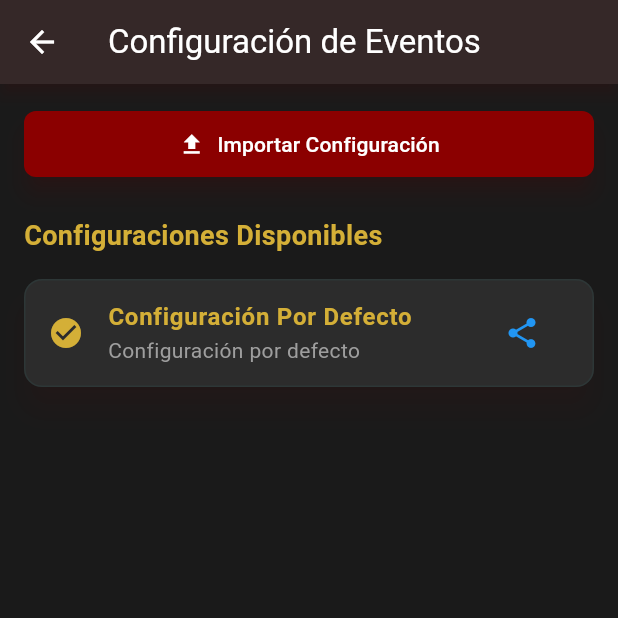
After one commit to idsnet-repo/mistborn-dominance, a Flutter app: the screen it shows after launch, after a tap on the "settings" icon, on a phone screen of 412 x 824 dp, the top half of it. The commit adds this screen. Run offline on Flutter 3.47's test engine with Material 3 defaults, Android fonts, the light colour scheme and no system bars; our stand-ins replace file_picker, share_plus, wakelock_plus.

Commit message:
importar configuraciones de Dominance Track

```diff
--- a/lib/services/config_loader.dart
+++ b/lib/services/config_loader.dart
@@ -1,9 +1,6 @@
-import 'dart:convert';
-import 'package:flutter/services.dart' show rootBundle;
+import 'config_manager.dart';
 import '../domain/model.dart';
 
 Future<GameConfig> loadGameConfig() async {
-  final jsonStr = await rootBundle.loadString('assets/dominance_config.json');
-  final data = json.decode(jsonStr) as Map<String, dynamic>;
-  return GameConfig.fromJson(data);
+  return await ConfigManager.loadActiveConfig();
 }
--- /dev/null
+++ b/lib/services/config_manager.dart
@@ -0,0 +1,186 @@
+import 'dart:convert';
+import 'dart:io';
+import 'package:flutter/services.dart';
+import 'package:path_provider/path_provider.dart';
+import '../domain/model.dart';
+
+class ConfigInfo {
+  final String id;
+  final String name;
+  final bool isDefault;
+  final DateTime? dateAdded;
+
+  ConfigInfo({
+    required this.id,
+    required this.name,
+    required this.isDefault,
+    this.dateAdded,
+  });
+
+  Map<String, dynamic> toJson() => {
+    'id': id,
+    'name': name,
+    'isDefault': isDefault,
+    'dateAdded': dateAdded?.toIso8601String(),
+  };
+
+  factory ConfigInfo.fromJson(Map<String, dynamic> json) => ConfigInfo(
+    id: json['id'],
+    name: json['name'],
+    isDefault: json['isDefault'],
+    dateAdded: json['dateAdded'] != null ? DateTime.parse(json['dateAdded']) : null,
+  );
+}
+
+class ConfigManager {
+  static const String _configsFileName = 'configs_info.json';
+  static const String _activeConfigFileName = 'active_config.txt';
+  static const String _defaultConfigId = 'default';
+
+  static Future<Directory> _getConfigsDirectory() async {
+    final appDir = await getApplicationDocumentsDirectory();
+    final configDir = Directory('${appDir.path}/dominance_configs');
+    if (!await configDir.exists()) {
+      await configDir.create(recursive: true);
+    }
+    return configDir;
+  }
+
+  static Future<List<ConfigInfo>> getAvailableConfigs() async {
+    try {
+      final configDir = await _getConfigsDirectory();
+      final configsFile = File('${configDir.path}/$_configsFileName');
+
+      List<ConfigInfo> configs = [];
+
+      // Siempre incluir la configuración por defecto
+      configs.add(ConfigInfo(
+        id: _defaultConfigId,
+        name: 'Configuración Por Defecto',
+        isDefault: true,
+      ));
+
+      if (await configsFile.exists()) {
+        final content = await configsFile.readAsString();
+        final List<dynamic> configsJson = json.decode(content);
+
+        for (var configJson in configsJson) {
+          configs.add(ConfigInfo.fromJson(configJson));
+        }
+      }
+
+      return configs;
+    } catch (e) {
+      // En caso de error, al menos devolver la configuración por defecto
+      return [ConfigInfo(
+        id: _defaultConfigId,
+        name: 'Configuración Por Defecto',
+        isDefault: true,
+      )];
+    }
+  }
+
+  static Future<void> _saveConfigsList(List<ConfigInfo> configs) async {
+    final configDir = await _getConfigsDirectory();
+    final configsFile = File('${configDir.path}/$_configsFileName');
+
+    // Solo guardar las configuraciones no predeterminadas
+    final customConfigs = configs.where((c) => !c.isDefault).toList();
+    final configsJson = customConfigs.map((c) => c.toJson()).toList();
+
+    await configsFile.writeAsString(json.encode(configsJson));
+  }
+
+  static Future<String> saveConfig(String name, String content) async {
+    // Validar que el JSON sea válido
+    final jsonData = json.decode(content);
+    GameConfig.fromJson(jsonData); // Esto lanzará excepción si no es válido
+
+    final configDir = await _getConfigsDirectory();
+    final configId = DateTime.now().millisecondsSinceEpoch.toString();
+    final configFile = File('${configDir.path}/$configId.json');
+
+    await configFile.writeAsString(content);
+
+    // Actualizar la lista de configuraciones
+    final configs = await getAvailableConfigs();
+    configs.add(ConfigInfo(
+      id: configId,
+      name: name,
+      isDefault: false,
+      dateAdded: DateTime.now(),
+    ));
+
+    await _saveConfigsList(configs);
+
+    return configId;
+  }
+
+  static Future<String> getConfigContent(String configId) async {
+    if (configId == _defaultConfigId) {
+      // Cargar la configuración por defecto desde assets
+      return await rootBundle.loadString('assets/dominance_config.json');
+    } else {
+      // Cargar configuración personalizada
+      final configDir = await _getConfigsDirectory();
+      final configFile = File('${configDir.path}/$configId.json');
+      return await configFile.readAsString();
+    }
+  }
+
+  static Future<GameConfig> loadConfig(String configId) async {
+    final content = await getConfigContent(configId);
+    final jsonData = json.decode(content);
+    return GameConfig.fromJson(jsonData);
+  }
+
+  static Future<void> deleteConfig(String configId) async {
+    if (configId == _defaultConfigId) {
+      throw Exception('No se puede eliminar la configuración por defecto');
+    }
+
+    final configDir = await _getConfigsDirectory();
+    final configFile = File('${configDir.path}/$configId.json');
+
+    if (await configFile.exists()) {
+      await configFile.delete();
+    }
+
+    // Actualizar la lista de configuraciones
+    final configs = await getAvailableConfigs();
+    configs.removeWhere((c) => c.id == configId);
+    await _saveConfigsList(configs);
+
+    // Si era la configuración activa, cambiar a la por defecto
+    final activeId = await getActiveConfigId();
+    if (activeId == configId) {
+      await setActiveConfig(_defaultConfigId);
+    }
+  }
+
+  static Future<String> getActiveConfigId() async {
+    try {
+      final configDir = await _getConfigsDirectory();
+      final activeFile = File('${configDir.path}/$_activeConfigFileName');
+
+      if (await activeFile.exists()) {
+        return await activeFile.readAsString();
+      }
+    } catch (e) {
+      // En caso de error, usar la configuración por defecto
+    }
+
+    return _defaultConfigId;
+  }
+
+  static Future<void> setActiveConfig(String configId) async {
+    final configDir = await _getConfigsDirectory();
+    final activeFile = File('${configDir.path}/$_activeConfigFileName');
+    await activeFile.writeAsString(configId);
+  }
+
+  static Future<GameConfig> loadActiveConfig() async {
+    final activeId = await getActiveConfigId();
+    return await loadConfig(activeId);
+  }
+}
--- /dev/null
+++ b/lib/ui/config_page.dart
@@ -0,0 +1,269 @@
+import 'package:flutter/material.dart';
+import 'package:file_picker/file_picker.dart';
+import 'package:share_plus/share_plus.dart';
+import 'dart:convert';
+import 'dart:io';
+import '../services/config_manager.dart';
+import '../domain/model.dart';
+
+class ConfigPage extends StatefulWidget {
+  const ConfigPage({super.key});
+
+  @override
+  State<ConfigPage> createState() => _ConfigPageState();
+}
+
+class _ConfigPageState extends State<ConfigPage> {
+  List<ConfigInfo> _configs = [];
+  String? _activeConfigId;
+  bool _loading = true;
+
+  @override
+  void initState() {
+    super.initState();
+    _loadConfigs();
+  }
+
+  Future<void> _loadConfigs() async {
+    try {
+      final configs = await ConfigManager.getAvailableConfigs();
+      final activeId = await ConfigManager.getActiveConfigId();
+
+      setState(() {
+        _configs = configs;
+        _activeConfigId = activeId;
+        _loading = false;
+      });
+    } catch (e) {
+      setState(() {
+        _loading = false;
+      });
+      _showError('Error cargando configuraciones: $e');
+    }
+  }
+
+  Future<void> _importConfig() async {
+    try {
+      FilePickerResult? result = await FilePicker.platform.pickFiles(
+        type: FileType.custom,
+        allowedExtensions: ['json'],
+      );
+
+      if (result != null) {
+        final file = File(result.files.single.path!);
+        final content = await file.readAsString();
+
+        // Validar JSON
+        final jsonData = json.decode(content);
+        GameConfig.fromJson(jsonData); // Validación
+
+        // Mostrar diálogo para nombre
+        final name = await _showNameDialog();
+        if (name != null && name.isNotEmpty) {
+          await ConfigManager.saveConfig(name, content);
+          _loadConfigs();
+          _showSuccess('Configuración "$name" importada exitosamente');
+        }
+      }
+    } catch (e) {
+      _showError('Error importando archivo: $e');
+    }
+  }
+
+  Future<void> _exportConfig(ConfigInfo config) async {
+    try {
+      final content = await ConfigManager.getConfigContent(config.id);
+      final file = XFile.fromData(
+        utf8.encode(content),
+        name: '${config.name}.json',
+        mimeType: 'application/json',
+      );
+
+      await Share.shareXFiles([file], text: 'Configuración de Mistborn Dominance: ${config.name}');
+    } catch (e) {
+      _showError('Error exportando configuración: $e');
+    }
+  }
+
+  Future<void> _setActiveConfig(String configId) async {
+    try {
+      await ConfigManager.setActiveConfig(configId);
+      setState(() {
+        _activeConfigId = configId;
+      });
+      _showSuccess('Configuración activada');
+    } catch (e) {
+      _showError('Error activando configuración: $e');
+    }
+  }
+
+  Future<void> _deleteConfig(ConfigInfo config) async {
+    final confirmed = await _showConfirmDialog(
+      'Eliminar Configuración',
+      '¿Estás seguro de que deseas eliminar "${config.name}"?',
+    );
+
+    if (confirmed) {
+      try {
+        await ConfigManager.deleteConfig(config.id);
+        _loadConfigs();
+        _showSuccess('Configuración eliminada');
+      } catch (e) {
+        _showError('Error eliminando configuración: $e');
+      }
+    }
+  }
+
+  Future<String?> _showNameDialog() async {
+    String? name;
+    return showDialog<String>(
+      context: context,
+      builder: (context) => AlertDialog(
+        title: const Text('Nombre de la Configuración'),
+        content: TextField(
+          onChanged: (value) => name = value,
+          decoration: const InputDecoration(
+            hintText: 'Ingresa un nombre...',
+          ),
+        ),
+        actions: [
+          TextButton(
+            onPressed: () => Navigator.pop(context),
+            child: const Text('Cancelar'),
+          ),
+          TextButton(
+            onPressed: () => Navigator.pop(context, name),
+            child: const Text('Guardar'),
+          ),
+        ],
+      ),
+    );
+  }
+
+  Future<bool> _showConfirmDialog(String title, String message) async {
+    return await showDialog<bool>(
+      context: context,
+      builder: (context) => AlertDialog(
+        title: Text(title),
+        content: Text(message),
+        actions: [
+          TextButton(
+            onPressed: () => Navigator.pop(context, false),
+            child: const Text('Cancelar'),
+          ),
+          TextButton(
+            onPressed: () => Navigator.pop(context, true),
+            child: const Text('Confirmar'),
+          ),
+        ],
+      ),
+    ) ?? false;
+  }
+
+  void _showError(String message) {
+    ScaffoldMessenger.of(context).showSnackBar(
+      SnackBar(content: Text(message), backgroundColor: Colors.red),
+    );
+  }
+
+  void _showSuccess(String message) {
+    ScaffoldMessenger.of(context).showSnackBar(
+      SnackBar(content: Text(message), backgroundColor: Colors.green),
+    );
+  }
+
+  @override
+  Widget build(BuildContext context) {
+    return Scaffold(
+      appBar: AppBar(
+        title: const Text('Configuración de Eventos'),
+        backgroundColor: const Color(0xFF2C2C2C),
+      ),
+      backgroundColor: const Color(0xFF1A1A1A),
+      body: _loading
+          ? const Center(child: CircularProgressIndicator())
+          : Padding(
+              padding: const EdgeInsets.all(16),
+              child: Column(
+                crossAxisAlignment: CrossAxisAlignment.start,
+                children: [
+                  // Botón de importar
+                  SizedBox(
+                    width: double.infinity,
+                    child: ElevatedButton.icon(
+                      onPressed: _importConfig,
+                      icon: const Icon(Icons.file_upload),
+                      label: const Text('Importar Configuración'),
+                      style: ElevatedButton.styleFrom(
+                        backgroundColor: const Color(0xFF8B0000),
+                      ),
+                    ),
+                  ),
+                  const SizedBox(height: 24),
+
+                  // Título
+                  const Text(
+                    'Configuraciones Disponibles',
+                    style: TextStyle(
+                      color: Color(0xFFD4AF37),
+                      fontSize: 18,
+                      fontWeight: FontWeight.bold,
+                    ),
+                  ),
+                  const SizedBox(height: 16),
+
+                  // Lista de configuraciones
+                  Expanded(
+                    child: ListView.builder(
+                      itemCount: _configs.length,
+                      itemBuilder: (context, index) {
+                        final config = _configs[index];
+                        final isActive = config.id == _activeConfigId;
+
+                        return Card(
+                          color: const Color(0xFF2C2C2C),
+                          margin: const EdgeInsets.only(bottom: 8),
+                          child: ListTile(
+                            leading: Icon(
+                              isActive ? Icons.check_circle : Icons.radio_button_unchecked,
+                              color: isActive ? const Color(0xFFD4AF37) : Colors.grey,
+                            ),
+                            title: Text(
+                              config.name,
+                              style: TextStyle(
+                                color: isActive ? const Color(0xFFD4AF37) : Colors.white,
+                                fontWeight: isActive ? FontWeight.bold : FontWeight.normal,
+                              ),
+                            ),
+                            subtitle: Text(
+                              config.isDefault ? 'Configuración por defecto' : 'Configuración personalizada',
+                              style: const TextStyle(color: Colors.grey),
+                            ),
+                            trailing: Row(
+                              mainAxisSize: MainAxisSize.min,
+                              children: [
+                                IconButton(
+                                  onPressed: () => _exportConfig(config),
+                                  icon: const Icon(Icons.share, color: Colors.blue),
+                                  tooltip: 'Exportar',
+                                ),
+                                if (!config.isDefault)
+                                  IconButton(
+                                    onPressed: () => _deleteConfig(config),
+                                    icon: const Icon(Icons.delete, color: Colors.red),
+                                    tooltip: 'Eliminar',
+                                  ),
+                              ],
+                            ),
+                            onTap: isActive ? null : () => _setActiveConfig(config.id),
+                          ),
+                        );
+                      },
+                    ),
+                  ),
+                ],
+              ),
+            ),
+    );
+  }
+}
--- a/lib/ui/home_page.dart
+++ b/lib/ui/home_page.dart
@@ -3,6 +3,7 @@ import 'package:flutter/material.dart';
 import '../domain/model.dart';
 import '../domain/dominance_engine.dart';
 import '../services/config_loader.dart';
+import 'config_page.dart';
 
 class EventLogEntry {
   final int row;
@@ -220,6 +221,23 @@ class _HomePageState extends State<HomePage> {
               ),
             ],
           ),
+          actions: [
+            IconButton(
+              onPressed: () async {
+                await Navigator.push(
+                  context,
+                  MaterialPageRoute(builder: (context) => const ConfigPage()),
+                );
+                // Recargar configuración después de volver de la página de config
+                _loadConfig();
+              },
+              icon: const Icon(
+                Icons.settings,
+                color: Color(0xFFD4AF37),
+              ),
+              tooltip: 'Configuración',
+            ),
+          ],
         ),
         body: Container(
           decoration: _buildMistbornGradient(),
@@ -426,8 +444,7 @@ class _HomePageState extends State<HomePage> {
                           Icons.keyboard_arrow_up,
                           size: 24,
                         ),
-                        label: Flexible(
-                          child: Text(
+                        label: Text(
                           'Dominance Up',
                           style: TextStyle(
                             fontSize: MediaQuery.of(context).size.width * 0.032,
@@ -435,8 +452,7 @@ class _HomePageState extends State<HomePage> {
                           ),
                           textAlign: TextAlign.center,
                           maxLines: 2,
-                            overflow: TextOverflow.fade,
-                          ),
+                          overflow: TextOverflow.visible,
                         ),
                       ),
                     ),
@@ -451,8 +467,7 @@ class _HomePageState extends State<HomePage> {
                           Icons.refresh,
                           size: 24,
                         ),
-                        label: Flexible(
-                          child: Text(
+                        label: Text(
                           'Nueva Partida',
                           style: TextStyle(
                             fontSize: MediaQuery.of(context).size.width * 0.032,
@@ -460,8 +475,7 @@ class _HomePageState extends State<HomePage> {
                           ),
                           textAlign: TextAlign.center,
                           maxLines: 2,
-                            overflow: TextOverflow.fade,
-                          ),
+                          overflow: TextOverflow.visible,
                         ),
                       ),
                     ),
--- a/pubspec.yaml
+++ b/pubspec.yaml
@@ -35,6 +35,9 @@ dependencies:
   # Use with the CupertinoIcons class for iOS style icons.
   cupertino_icons: ^1.0.8
   wakelock_plus: ^1.4.0
+  file_picker: ^8.0.0+1
+  share_plus: ^10.1.0
+  path_provider: ^2.1.4
 
 dev_dependencies:
   flutter_test:
```
Also changed, not shown: pubspec.lock, 5 other files. Lines whose indentation alone changed are shown as unchanged.
